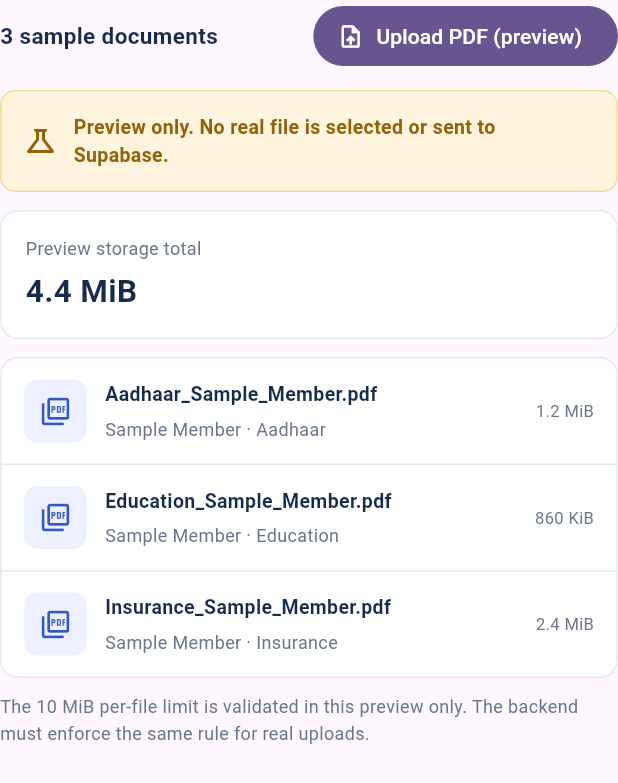
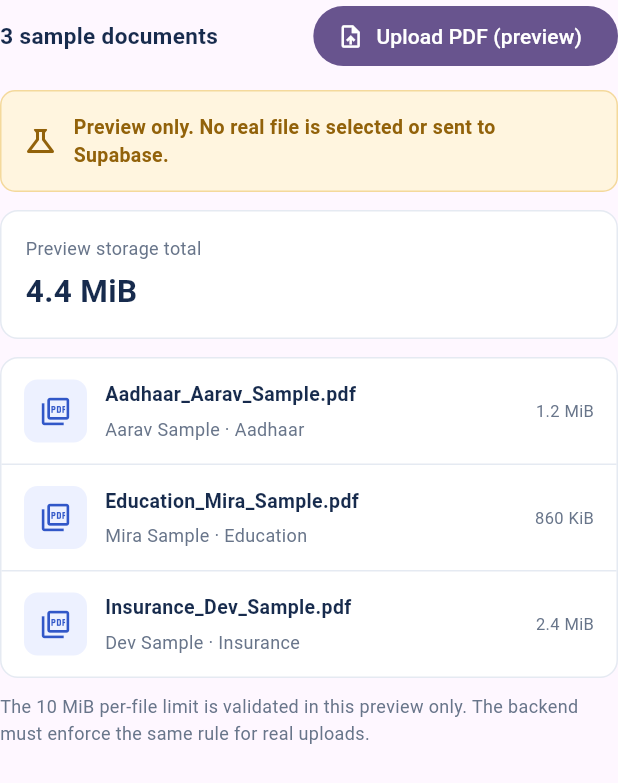
Before and after one commit to Hammad2311/family-document-hub, a Flutter app: the DocumentManagementPreview widget shown alone on an empty page, opened directly, on a phone screen of 412 x 824 dp. Shown: the top 783 px of the screen. Run offline on Flutter 3.47's test engine with Material 3 defaults, Android fonts, the phone set to English and light mode, and no system bars.

Commit message:
fix: align sample document names with members

```diff
--- a/lib/features/admin/presentation/admin_dashboard_preview.dart
+++ b/lib/features/admin/presentation/admin_dashboard_preview.dart
@@ -23,22 +23,22 @@ const _categories = <String>[
 
 const _documents = <_MockDocument>[
   _MockDocument(
-    name: 'Aadhaar_Sample_Member.pdf',
-    member: 'Sample Member',
+    name: 'Aadhaar_Aarav_Sample.pdf',
+    member: 'Aarav Sample',
     category: 'Aadhaar',
     size: '1.2 MB',
     icon: Icons.badge_outlined,
   ),
   _MockDocument(
-    name: 'Education_Sample_Member.pdf',
-    member: 'Sample Member',
+    name: 'Education_Mira_Sample.pdf',
+    member: 'Mira Sample',
     category: 'Education',
     size: '860 KB',
     icon: Icons.school_outlined,
   ),
   _MockDocument(
-    name: 'Insurance_Sample_Member.pdf',
-    member: 'Sample Member',
+    name: 'Insurance_Dev_Sample.pdf',
+    member: 'Dev Sample',
     category: 'Insurance',
     size: '2.4 MB',
     icon: Icons.health_and_safety_outlined,
@@ -529,7 +529,7 @@ class _ManagementPreviewPage extends StatelessWidget {
               records: [
                 _PreviewRecord(
                   'PDF uploaded',
-                  'Sample Member · Mock event',
+                  'Aarav Sample · Mock event',
                   Icons.upload_file_outlined,
                 ),
                 _PreviewRecord(
--- a/lib/features/admin/presentation/document_management_preview.dart
+++ b/lib/features/admin/presentation/document_management_preview.dart
@@ -40,20 +40,20 @@ class DocumentManagementPreview extends StatefulWidget {
 class _DocumentManagementPreviewState extends State<DocumentManagementPreview> {
   final List<_PreviewDocument> _documents = [
     const _PreviewDocument(
-      name: 'Aadhaar_Sample_Member.pdf',
-      member: 'Sample Member',
+      name: 'Aadhaar_Aarav_Sample.pdf',
+      member: 'Aarav Sample',
       category: 'Aadhaar',
       sizeBytes: 1258291,
     ),
     const _PreviewDocument(
-      name: 'Education_Sample_Member.pdf',
-      member: 'Sample Member',
+      name: 'Education_Mira_Sample.pdf',
+      member: 'Mira Sample',
       category: 'Education',
       sizeBytes: 860 * 1024,
     ),
     const _PreviewDocument(
-      name: 'Insurance_Sample_Member.pdf',
-      member: 'Sample Member',
+      name: 'Insurance_Dev_Sample.pdf',
+      member: 'Dev Sample',
       category: 'Insurance',
       sizeBytes: 2516582,
     ),
```
Also changed, not shown: 2 other files.
